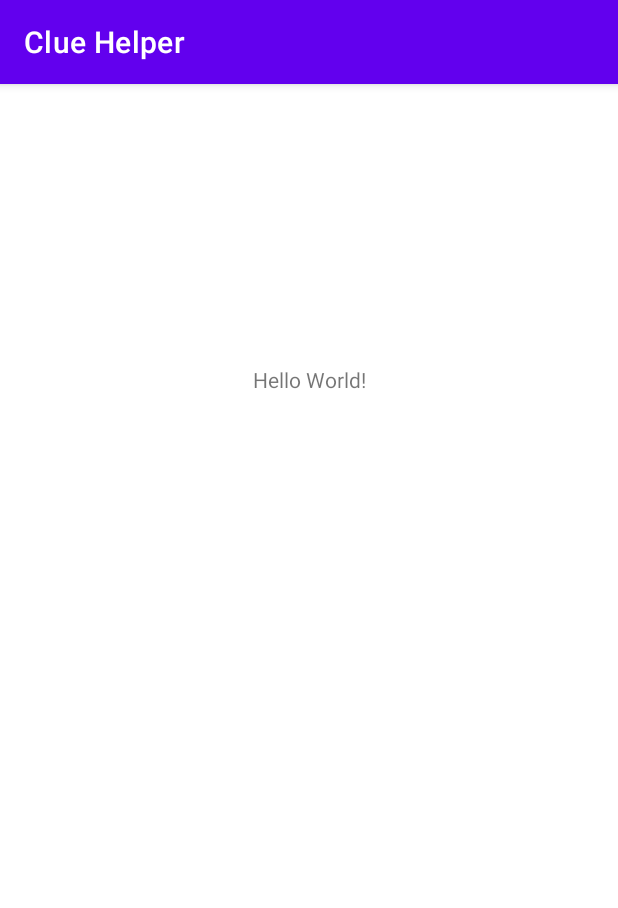
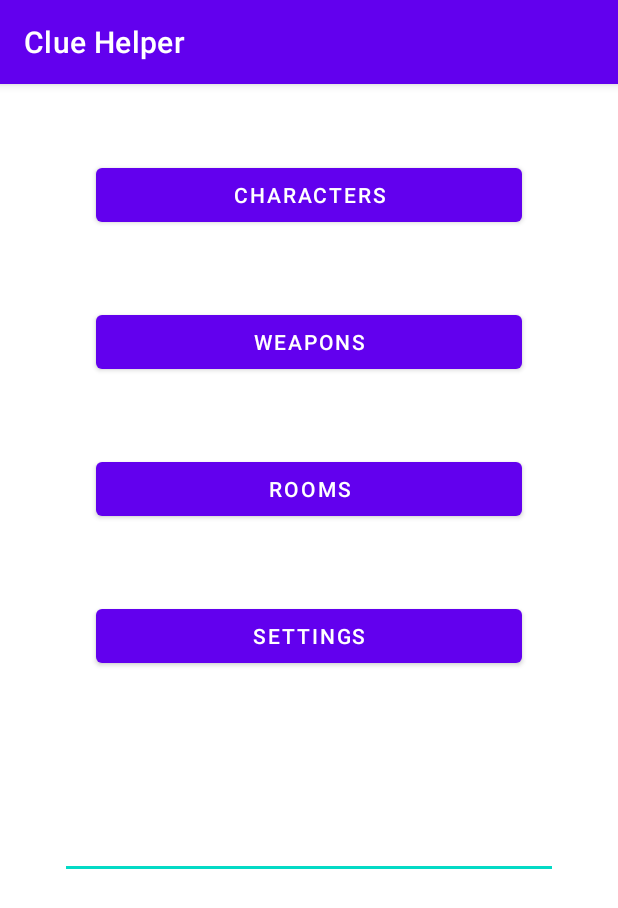
Before and after one commit to DarknightDragon/clue-helper, an Android app: the screen it shows after launch (MainActivity), on a phone screen of 412 x 824 dp. Shown: the top 908 px of the screen. Run offline under Robolectric (Android 15) with nearby library versions, the phone set to English and light mode, and no system bars.

Commit message:
Finished main activity design

```diff
--- a/app/src/main/res/layout/activity_main.xml
+++ b/app/src/main/res/layout/activity_main.xml
@@ -6,14 +6,62 @@
     android:layout_height="match_parent"
     tools:context=".MainActivity">
 
-    <TextView
-        android:id="@+id/textView"
-        android:layout_width="wrap_content"
+    <Button
+        android:id="@+id/btn_characters"
+        android:layout_width="0dp"
         android:layout_height="wrap_content"
-        android:text="Hello World!"
-        app:layout_constraintBottom_toBottomOf="parent"
+        android:layout_marginStart="64dp"
+        android:layout_marginTop="50dp"
+        android:layout_marginEnd="64dp"
+        android:text="@string/characters"
         app:layout_constraintEnd_toEndOf="parent"
         app:layout_constraintStart_toStartOf="parent"
-        app:layout_constraintTop_toTopOf="parent"
-        app:layout_constraintVertical_bias="0.25" />
+        app:layout_constraintTop_toTopOf="parent" />
+
+    <Button
+        android:id="@+id/btn_weapons"
+        android:layout_width="0dp"
+        android:layout_height="wrap_content"
+        android:layout_marginTop="50dp"
+        android:text="@string/weapons"
+        app:layout_constraintEnd_toEndOf="@+id/btn_characters"
+        app:layout_constraintStart_toStartOf="@+id/btn_characters"
+        app:layout_constraintTop_toBottomOf="@+id/btn_characters" />
+
+    <Button
+        android:id="@+id/btn_rooms"
+        android:layout_width="0dp"
+        android:layout_height="wrap_content"
+        android:layout_marginTop="50dp"
+        android:text="@string/rooms"
+        app:layout_constraintEnd_toEndOf="@+id/btn_weapons"
+        app:layout_constraintStart_toStartOf="@+id/btn_weapons"
+        app:layout_constraintTop_toBottomOf="@+id/btn_weapons" />
+
+    <Button
+        android:id="@+id/btn_settings"
+        android:layout_width="0dp"
+        android:layout_height="wrap_content"
+        android:layout_marginTop="50dp"
+        android:text="@string/settings"
+        app:layout_constraintEnd_toEndOf="@+id/btn_rooms"
+        app:layout_constraintStart_toStartOf="@+id/btn_rooms"
+        app:layout_constraintTop_toBottomOf="@+id/btn_rooms" />
+
+    <EditText
+        android:id="@+id/notes"
+        android:layout_width="0dp"
+        android:layout_height="wrap_content"
+        android:layout_marginStart="40dp"
+        android:layout_marginTop="50dp"
+        android:layout_marginEnd="40dp"
+        android:ems="10"
+        android:gravity="start|top"
+        android:inputType="textMultiLine"
+        android:lines="3"
+        app:layout_constraintEnd_toEndOf="parent"
+        app:layout_constraintStart_toStartOf="parent"
+        app:layout_constraintTop_toBottomOf="@+id/btn_settings"
+        android:autofillHints="@string/notes_placeholder"
+        tools:ignore="LabelFor" />
 </androidx.constraintlayout.widget.ConstraintLayout>
--- a/app/src/main/res/values/strings.xml
+++ b/app/src/main/res/values/strings.xml
@@ -1,3 +1,8 @@
 <resources>
     <string name="app_name">Clue Helper</string>
+    <string name="characters">Characters</string>
+    <string name="weapons">Weapons</string>
+    <string name="rooms">Rooms</string>
+    <string name="settings">Settings</string>
+    <string name="notes_placeholder">Enter Notes</string>
 </resources>
```
